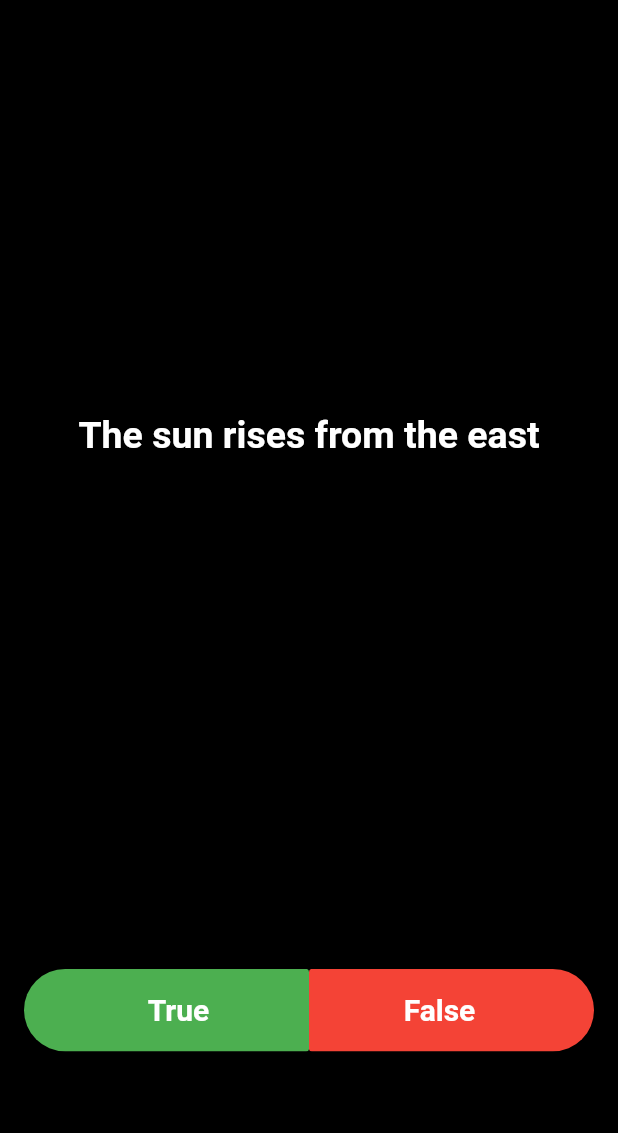
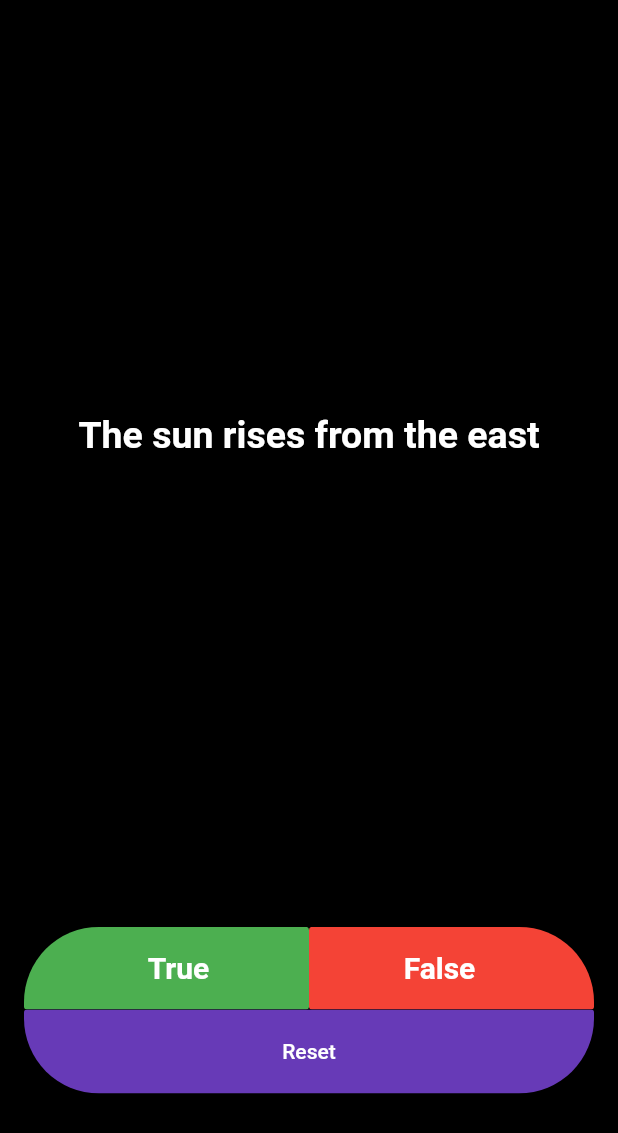
Before and after one commit to abdulrhman-ibnouf/quizzler, a Flutter app: the screen it shows after launch, on a phone screen of 412 x 824 dp. Shown: the top 1133 px of the screen. Run offline on Flutter 3.47's test engine with Material 2 defaults, Android fonts, the phone set to English and light mode, and no system bars.

Commit message:
Thank you Angela from London App Brewery.

```diff
--- a/lib/main.dart
+++ b/lib/main.dart
@@ -47,14 +47,18 @@ class _QuizPageState extends State<QuizPage> {
               questionBank[questionNumber].questionText, textAlign: TextAlign.center,
               style: TextStyle(color: Colors.white,
                 fontSize: 25,
-                fontWeight: FontWeight.bold,),),),), //for the choices
+                fontWeight: FontWeight.bold,),),),),
+          //for the choices
           Expanded(flex: 2,
-            child: Row(mainAxisAlignment: MainAxisAlignment.spaceAround,
+            child: Column(
+              mainAxisAlignment: MainAxisAlignment.center,
+              crossAxisAlignment: CrossAxisAlignment.stretch,
+              children: <Widget>[
+                Row(mainAxisAlignment: MainAxisAlignment.spaceAround,
                   crossAxisAlignment: CrossAxisAlignment.center,
                   children: <Widget>[
                     Expanded(flex: 1,
-                  child: ClipRRect(borderRadius: BorderRadius.horizontal(
-                    left: Radius.circular(50),),
+                      child: ClipRRect(borderRadius: BorderRadius.only(topLeft: Radius.circular(50),),
                         child: FlatButton(
                           padding: EdgeInsets.fromLTRB(16, 16, 0, 16),
                           color: Colors.green,
@@ -80,8 +84,7 @@ class _QuizPageState extends State<QuizPage> {
                             });
                           },),),),
                     Expanded(flex: 1,
-                  child: ClipRRect(borderRadius: BorderRadius.horizontal(
-                    right: Radius.circular(50),),
+                      child: ClipRRect(borderRadius: BorderRadius.only(topRight: Radius.circular(50),),
                         child: FlatButton(
                           padding: EdgeInsets.fromLTRB(0, 16, 16, 16),
                           color: Colors.red,
@@ -105,8 +108,30 @@ class _QuizPageState extends State<QuizPage> {
                             setState(() {
                               questionNumber++;
                             });
-                      },),),),
-              ],),), //for the score keeper
+                          },
+                        ),
+                      ),
+                    ),
+                  ],
+                ),
+                ClipRRect(
+                  borderRadius: BorderRadius.only(bottomLeft: Radius.circular(50), bottomRight: Radius.circular(50),),
+                  child: FlatButton(
+                    padding: EdgeInsets.all(20),
+                    color: Colors.deepPurple,
+                    textColor: Colors.white,
+                    child: Text('Reset',), onPressed: (){
+                      setState(() {
+                        scoreKeeper.clear();
+                        questionNumber = 0;
+                      });
+                  },
+                  ),
+                ),
+              ],
+            ),
+          ),
+          //for the score keeper
           Container(height: 25,
             child: Row(mainAxisAlignment: MainAxisAlignment.start,
               crossAxisAlignment: CrossAxisAlignment.center,
```
Lines whose indentation alone changed are shown as unchanged.
